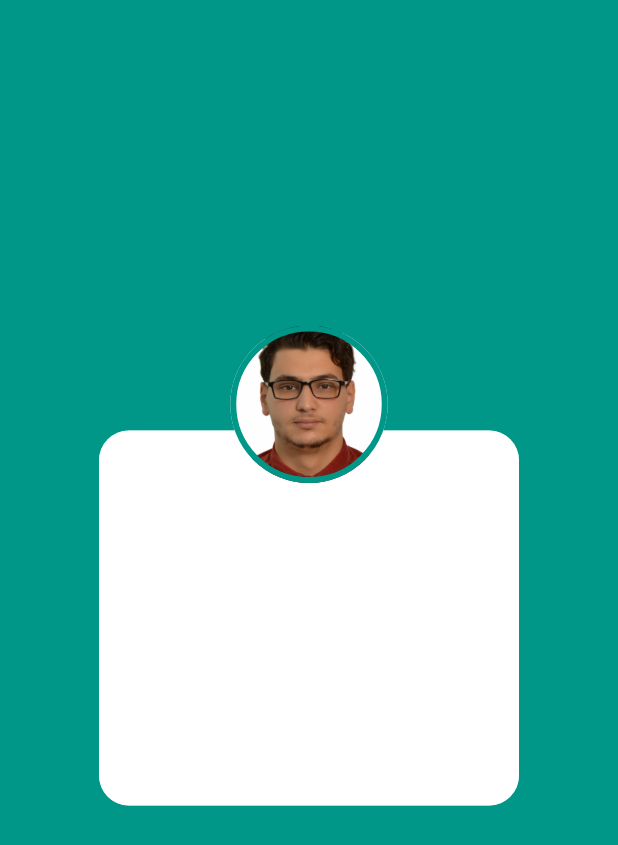
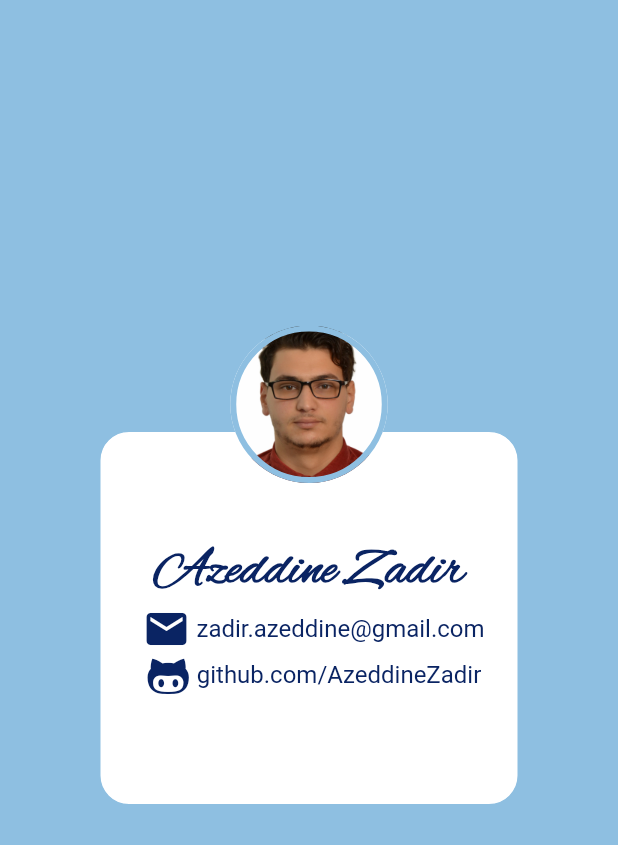
Before and after one commit to AzeddineZadir/MiCard, a Flutter app: the screen it shows after launch, on a phone screen of 412 x 824 dp. Shown: the top 845 px of the screen. Run offline on Flutter 3.47's test engine with Material 2 defaults, Android fonts, the phone set to English and light mode, and no system bars; our stand-ins replace hexcolor.

Commit message:
add colors and image to the avatar

```diff
--- /dev/null
+++ b/lib/Icons.dart
@@ -0,0 +1,17 @@
+import 'package:flutter/widgets.dart';
+
+class MyFlutterApp {
+  MyFlutterApp._();
+
+  static const _kFontFam = 'MyFlutterApp';
+  static const String? _kFontPkg = null;
+
+  static const IconData mail_1 =
+      IconData(0xe801, fontFamily: _kFontFam, fontPackage: _kFontPkg);
+  static const IconData github_alt =
+      IconData(0xf113, fontFamily: _kFontFam, fontPackage: _kFontPkg);
+  static const IconData github =
+      IconData(0xf300, fontFamily: _kFontFam, fontPackage: _kFontPkg);
+  static const IconData mark_github =
+      IconData(0xf308, fontFamily: _kFontFam, fontPackage: _kFontPkg);
+}
--- a/lib/main.dart
+++ b/lib/main.dart
@@ -1,4 +1,6 @@
 import 'package:flutter/material.dart';
+import 'package:hexcolor/hexcolor.dart';
+import 'package:tp01_exo01/Icons.dart';
 
 void main() {
   runApp(MyApp());
@@ -9,7 +11,7 @@ class MyApp extends StatelessWidget {
   Widget build(BuildContext context) {
     return MaterialApp(
       home: Scaffold(
-        backgroundColor: Colors.teal,
+        backgroundColor: HexColor("#8EBFE1"),
         body: SafeArea(
             child: Center(
           child: Container(
@@ -24,10 +26,67 @@ class MyApp extends StatelessWidget {
                   decoration: BoxDecoration(
                       color: Colors.white,
                       border: Border.all(
-                        color: Colors.white70,
+                        color: HexColor("#8EBFE1"),
                       ),
                       borderRadius: BorderRadius.all(Radius.circular(20))),
-                  child: Column(),
+                  child: Column(
+                    mainAxisAlignment: MainAxisAlignment.center,
+                    children: [
+                      Container(
+                        child: Text(
+                          'Azeddine Zadir',
+                          style: TextStyle(
+                            fontSize: 35.0,
+                            fontFamily: 'AlexBrush',
+                            fontWeight: FontWeight.bold,
+                            color: HexColor("#0A2463"),
+                          ),
+                        ),
+                      ),
+                      Row(
+                        mainAxisAlignment: MainAxisAlignment.center,
+                        children: [
+                          Container(
+                            margin: EdgeInsets.only(left: 6),
+                            child: Icon(
+                              Icons.email,
+                              size: 32.0,
+                              color: HexColor("#0A2463"),
+                            ),
+                          ),
+                          Container(
+                            margin: EdgeInsets.only(left: 4.0),
+                            child: Text(
+                              'zadir.azeddine@gmail.com',
+                              style: TextStyle(
+                                  fontSize: 16.0, color: HexColor("#0A2463")),
+                            ),
+                          ),
+                        ],
+                      ),
+                      Row(
+                        mainAxisAlignment: MainAxisAlignment.center,
+                        children: [
+                          Container(
+                            margin: EdgeInsets.only(left: 6),
+                            child: Icon(
+                              MyFlutterApp.github,
+                              size: 30.0,
+                              color: HexColor("#0A2463"),
+                            ),
+                          ),
+                          Container(
+                            margin: EdgeInsets.only(left: 4.0),
+                            child: Text(
+                              'github.com/AzeddineZadir',
+                              style: TextStyle(
+                                  fontSize: 16.0, color: HexColor("#0A2463")),
+                            ),
+                          ),
+                        ],
+                      ),
+                    ],
+                  ),
                 ),
                 Positioned(
                   bottom: 290.0,
@@ -37,7 +96,8 @@ class MyApp extends StatelessWidget {
                     padding: EdgeInsets.only(bottom: 10),
                     decoration: BoxDecoration(
                       shape: BoxShape.circle,
-                      border: Border.all(color: Colors.teal, width: 4.0),
+                      border:
+                          Border.all(color: HexColor("#8EBFE1"), width: 4.0),
                       image: DecorationImage(
                         image: AssetImage('images/photo.jpg'),
                         fit: BoxFit.cover,
```
Also changed, not shown: pubspec.yaml (+9 -0 lines), assets/MyFlutterApp.ttf (added), fonts/AlexBrush-Regular.ttf (added), pubspec.lock, 1 other file.
